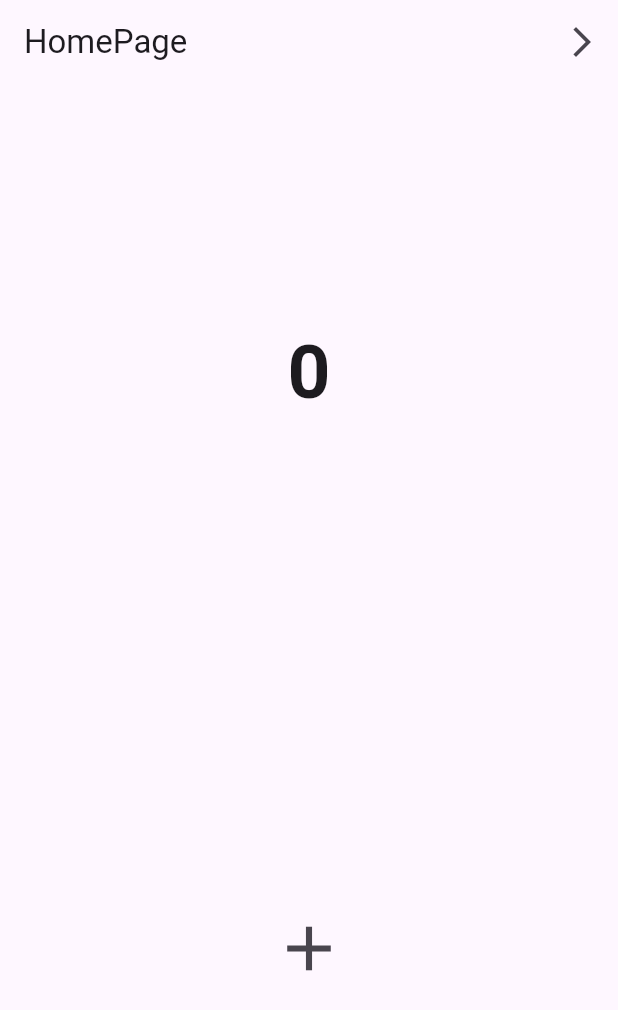
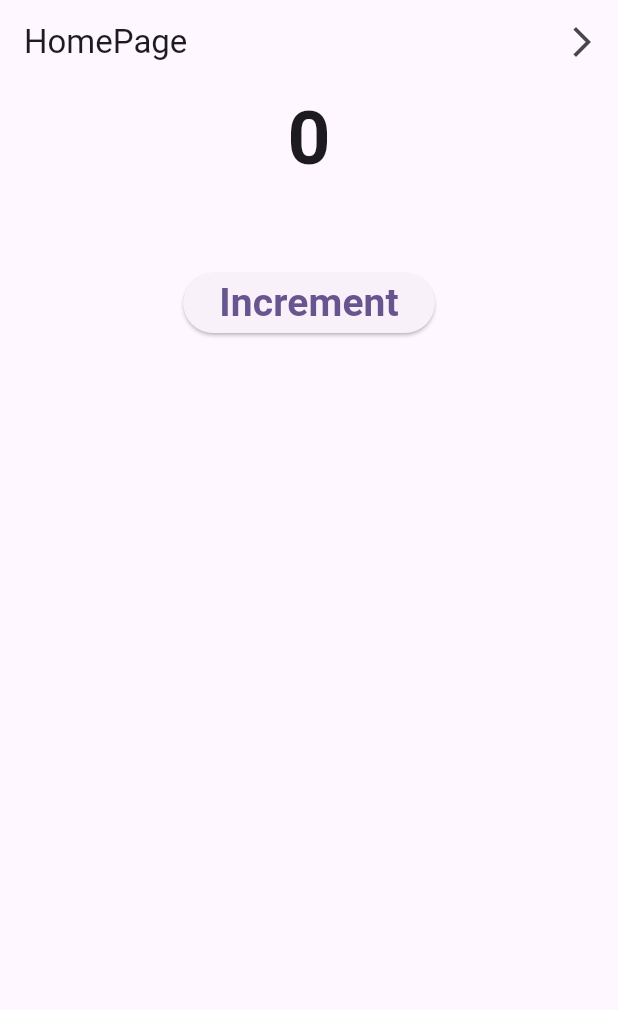
Before and after one commit to Din-Chamnan-Git/Statemanagment, a Flutter app: the screen it shows after launch, on a phone screen of 412 x 824 dp. Shown: the top 1010 px of the screen. Run offline on Flutter 3.47's test engine with Material 3 defaults, Android fonts, the phone set to English and light mode, and no system bars.

Commit message:
Provider_work

```diff
--- a/lib/Homepage.dart
+++ b/lib/Homepage.dart
@@ -28,14 +28,22 @@ class Homepage extends StatelessWidget {
               ))
         ],
       ),
-      body: ChangeNotifierProvider(
-        create: (context) => Counter(),
-        child: Container(
-          child: Column(
-            children: [
-              Mytext(),
-              Mybutton(),
-            ],
+      body: Expanded(
+        child: Center(
+          child: Container(
+            child: Column(
+              children: [
+                Mytext(),
+                SizedBox(
+                  height: 50,
+                ),
+                Mybutton(
+                    label: "Increment",
+                    onPressed: () {
+                      Provider.of<Counter>(context, listen: false).increment();
+                    })
+              ],
+            ),
           ),
         ),
       ),
--- a/lib/main.dart
+++ b/lib/main.dart
@@ -1,9 +1,13 @@
 import 'package:flutter/material.dart';
+import 'package:provider/provider.dart';
+import 'package:provider_state/counter.dart';
 
 import 'Homepage.dart';
 
 void main() {
-  runApp(const MyApp());
+  runApp( ChangeNotifierProvider(
+    create: (context) => Counter(),
+    child: MyApp()));
 }
 
 class MyApp extends StatelessWidget {
--- a/lib/myText.dart
+++ b/lib/myText.dart
@@ -7,16 +7,14 @@ class Mytext extends StatelessWidget {
 
   @override
   Widget build(BuildContext context) {
-    final Counter c = Provider.of<Counter>(context);
+    final counter = Provider.of<Counter>(context);
 
-    return Expanded(
-        child: Center(
-      child: Text(
-        "${c.counter}",
-        style: TextStyle(
-          fontWeight: FontWeight.bold,
-          fontSize: 50,
-        ),
+    return Container(
+        child: Text(
+      "${counter.counter}",
+      style: TextStyle(
+        fontWeight: FontWeight.bold,
+        fontSize: 50,
       ),
     ));
   }
--- a/lib/mybutton.dart
+++ b/lib/mybutton.dart
@@ -3,20 +3,19 @@ import 'package:provider/provider.dart';
 import 'package:provider_state/counter.dart';
 
 class Mybutton extends StatelessWidget {
-  const Mybutton({super.key});
+  final String label;
+  final VoidCallback onPressed;
+
+  const Mybutton({super.key, required this.label, required this.onPressed});
 
   @override
   Widget build(BuildContext context) {
-    final Counter c = Provider.of<Counter>(context);
-    return Expanded(
-        child: Center(
-      child: IconButton(
-        icon: Icon(
-          Icons.add,
-        ),
-        iconSize: 50,
-        onPressed: () => c.incresment(),
+    return ElevatedButton(
+      child: Text(
+        label,
+        style: TextStyle(fontWeight: FontWeight.bold, fontSize: 26),
       ),
-    ));
+      onPressed: onPressed,
+    );
   }
 }
```
Also changed, not shown: lib/SecondsPage.dart (+20 -3 lines), lib/counter.dart (+12 -3 lines).
